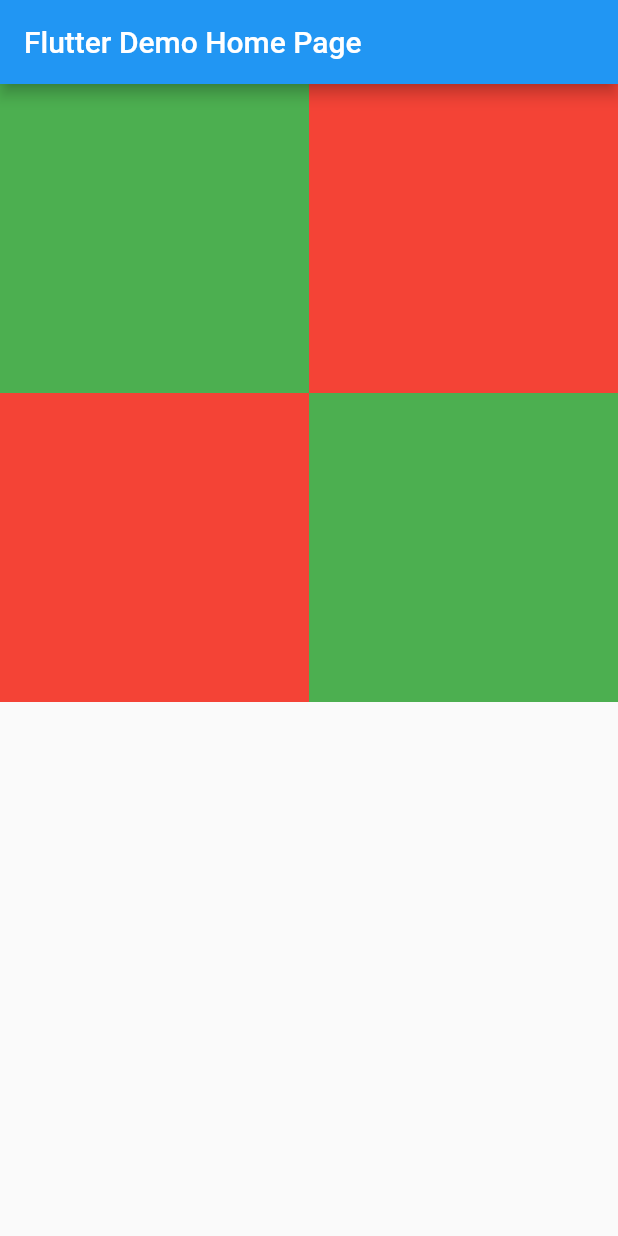
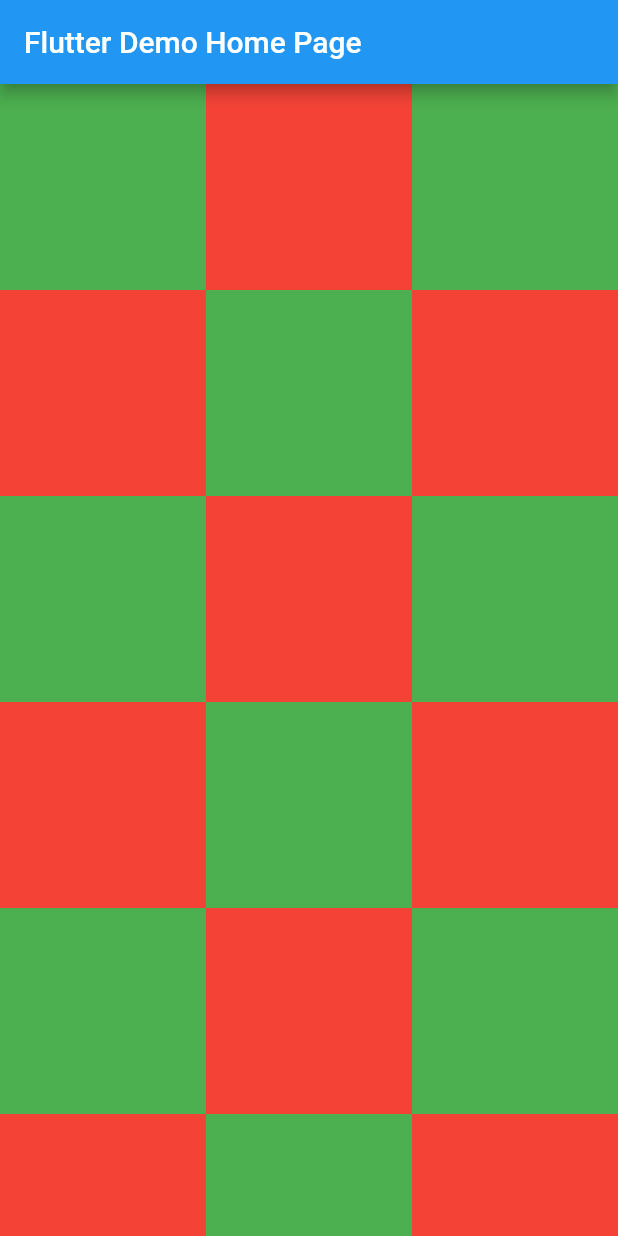
Before and after one commit to dan7sc/flutter-calculator, a Flutter app: the screen it shows after launch, on a phone screen of 412 x 824 dp. Run offline on Flutter 3.47's test engine with Material 2 defaults, Android fonts, the phone set to English and light mode, and no system bars.

Commit message:
GridView generate by a List

```diff
--- a/lib/main.dart
+++ b/lib/main.dart
@@ -35,21 +35,13 @@ class _MyHomePageState extends State<MyHomePage> {
       ),
       body: GridView(
         gridDelegate:
-        SliverGridDelegateWithFixedCrossAxisCount(crossAxisCount: 2),
-        children: [
-          Container(
-            color: Colors.green,
+        SliverGridDelegateWithFixedCrossAxisCount(crossAxisCount: 3),
+        children: List.generate(
+          50,
+          (index) => Container(
+            color: index % 2 == 0 ? Colors.green : Colors.red,
           ),
-          Container(
-            color: Colors.red,
-          ),
-          Container(
-            color: Colors.red,
-          ),
-          Container(
-            color: Colors.green,
-          ),
-        ],
+        ),
       ),
     );
   }
```
